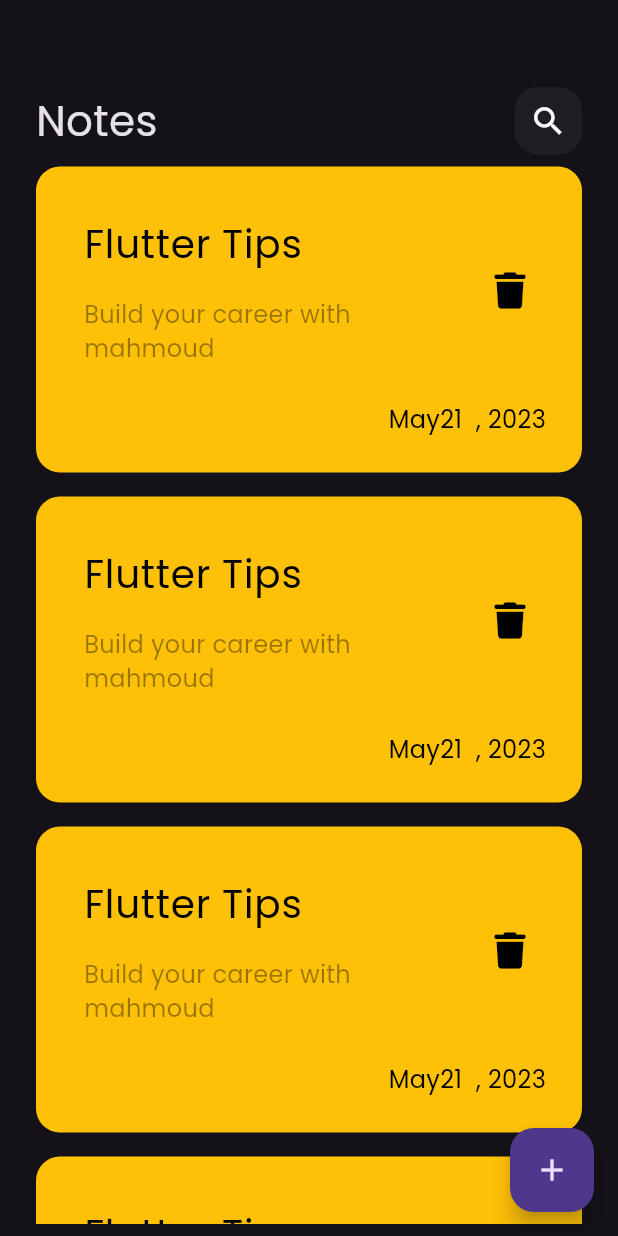
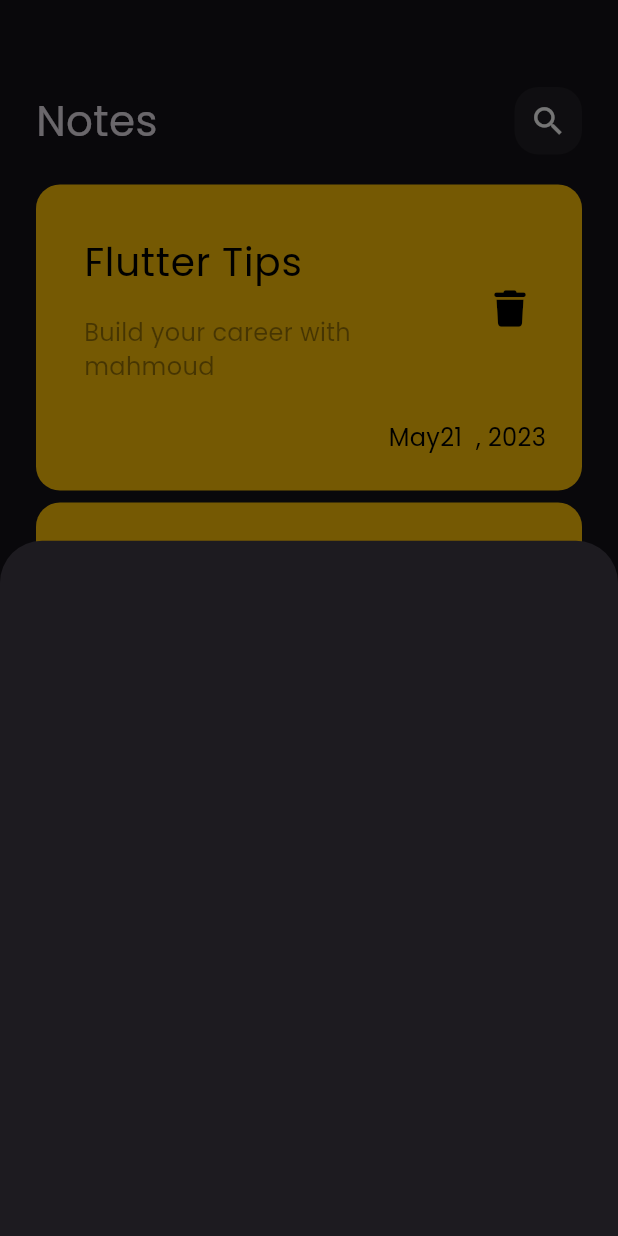
Before and after one commit to mahmoudbadr2/note_app, a Flutter app: the screen it shows after launch, after a tap on the "add" icon, on a phone screen of 412 x 824 dp. Run offline on Flutter 3.47's test engine with Material 3 defaults, Android fonts, the phone set to English and light mode, and no system bars; our stand-ins replace font_awesome_flutter.

Commit message:
add Bottom Sheet

```diff
--- a/lib/views/notes_view.dart
+++ b/lib/views/notes_view.dart
@@ -1,4 +1,5 @@
 import 'package:flutter/material.dart';
+import 'package:note_app/widgests/add_node_bpttom_sheet.dart';
 import 'package:note_app/widgests/note_view_body.dart';
 
 class NotesView extends StatelessWidget {
@@ -8,7 +9,13 @@ class NotesView extends StatelessWidget {
   Widget build(BuildContext context) {
     return Scaffold(
       floatingActionButton: FloatingActionButton(
-        onPressed: () {},
+        onPressed: () {
+          showModalBottomSheet(
+              context: context,
+              builder: (context) {
+                return AddBottomSheet();
+              });
+        },
         child: const Icon(Icons.add),
       ),
       body: const NotesViewBody(),
--- /dev/null
+++ b/lib/widgests/add_node_bpttom_sheet.dart
@@ -0,0 +1,10 @@
+import 'package:flutter/material.dart';
+
+class AddBottomSheet extends StatelessWidget {
+  const AddBottomSheet({super.key});
+
+  @override
+  Widget build(BuildContext context) {
+    return Container();
+  }
+}
--- a/lib/widgests/notes_list_view.dart
+++ b/lib/widgests/notes_list_view.dart
@@ -6,11 +6,16 @@ class NotesListView extends StatelessWidget {
 
   @override
   Widget build(BuildContext context) {
-    return ListView.builder(itemBuilder: (context, index) {
-      return const Padding(
-        padding: EdgeInsets.symmetric(vertical: 8),
-        child: NoteItem(),
-      );
-    });
+    return Padding(
+      padding: const EdgeInsets.symmetric(vertical: 16),
+      child: ListView.builder(
+          padding: EdgeInsets.zero,
+          itemBuilder: (context, index) {
+            return const Padding(
+              padding: EdgeInsets.symmetric(vertical: 4),
+              child: NoteItem(),
+            );
+          }),
+    );
   }
 }
```
